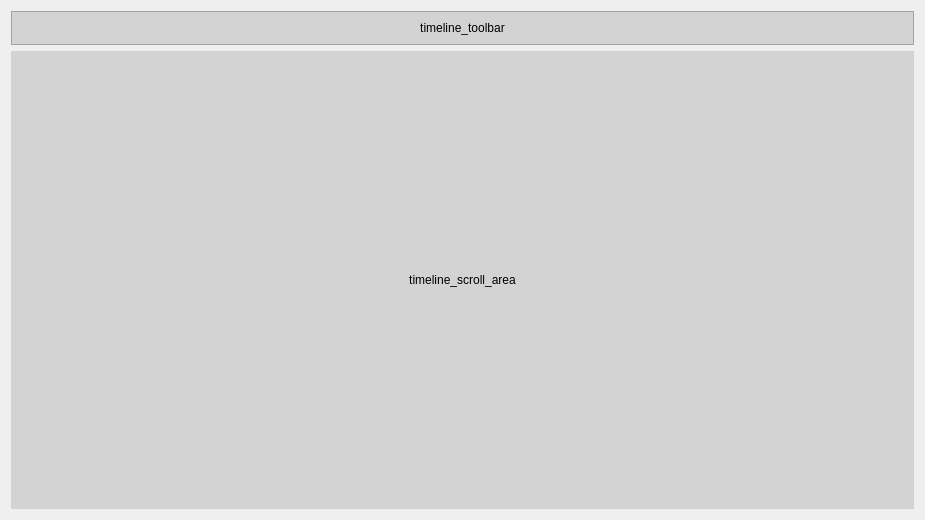
Before: the Qt Designer form code/src/main/resources/base/ui/timeline_view.ui in felixdittrich92/mission-uncuttable, drawn with Qt 5.
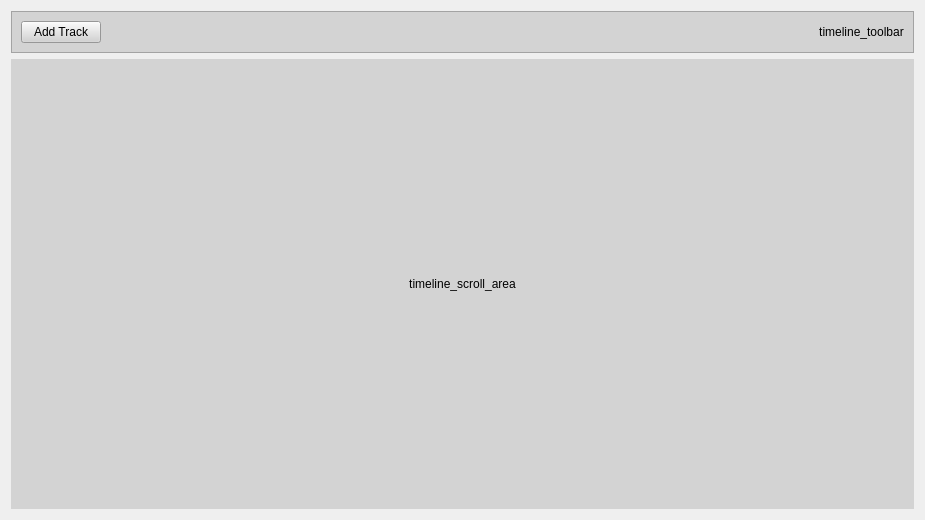
After: the same form once the commit is applied.

```diff
--- a/code/src/main/resources/base/ui/timeline_view.ui
+++ b/code/src/main/resources/base/ui/timeline_view.ui
@@ -38,6 +38,26 @@
       <enum>QFrame::Raised</enum>
      </property>
      <layout class="QHBoxLayout" name="horizontalLayout">
+      <item>
+       <widget class="QPushButton" name="addTrack">
+        <property name="text">
+         <string>Add Track</string>
+        </property>
+       </widget>
+      </item>
+      <item>
+       <spacer name="horizontalSpacer">
+        <property name="orientation">
+         <enum>Qt::Horizontal</enum>
+        </property>
+        <property name="sizeHint" stdset="0">
+         <size>
+          <width>40</width>
+          <height>20</height>
+         </size>
+        </property>
+       </spacer>
+      </item>
       <item>
        <widget class="QLabel" name="timeline_toolbar_namelabel">
         <property name="text">
```
